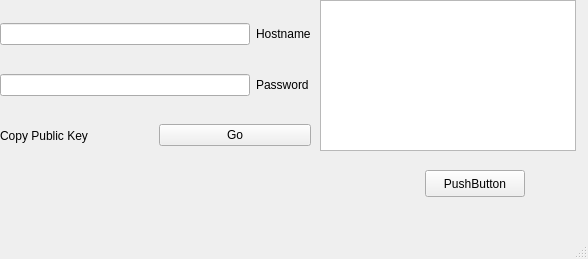
The window that sshConfig.ui (Ciunas/MotionSshConfig) describes before a commit, drawn with Qt 5.
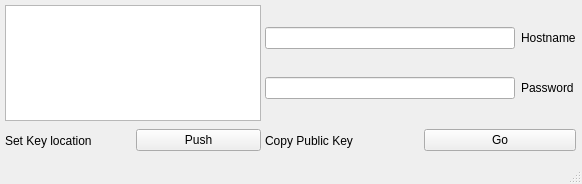
The same window after the commit.

Commit message: update GUi, copy key over(working), set location of public key

```diff
--- a/sshConfig.ui
+++ b/sshConfig.ui
@@ -6,19 +6,31 @@
    <rect>
     <x>0</x>
     <y>0</y>
-    <width>588</width>
-    <height>259</height>
+    <width>582</width>
+    <height>184</height>
    </rect>
   </property>
+  <property name="sizePolicy">
+   <sizepolicy hsizetype="Fixed" vsizetype="Fixed">
+    <horstretch>0</horstretch>
+    <verstretch>0</verstretch>
+   </sizepolicy>
+  </property>
   <property name="windowTitle">
    <string>MainWindow</string>
   </property>
   <widget class="QWidget" name="centralwidget">
+   <property name="sizePolicy">
+    <sizepolicy hsizetype="Fixed" vsizetype="Fixed">
+     <horstretch>0</horstretch>
+     <verstretch>0</verstretch>
+    </sizepolicy>
+   </property>
    <widget class="QWidget" name="horizontalLayoutWidget_2">
     <property name="geometry">
      <rect>
-      <x>0</x>
-      <y>120</y>
+      <x>265</x>
+      <y>125</y>
       <width>311</width>
       <height>31</height>
      </rect>
@@ -43,10 +55,10 @@
    <widget class="QWidget" name="gridLayoutWidget">
     <property name="geometry">
      <rect>
-      <x>0</x>
-      <y>0</y>
+      <x>265</x>
+      <y>5</y>
       <width>311</width>
-      <height>121</height>
+      <height>116</height>
      </rect>
     </property>
     <layout class="QGridLayout" name="gridLayout">
@@ -79,25 +91,38 @@
    <widget class="QListWidget" name="listWidget">
     <property name="geometry">
      <rect>
-      <x>320</x>
-      <y>0</y>
+      <x>5</x>
+      <y>5</y>
       <width>256</width>
-      <height>151</height>
+      <height>116</height>
      </rect>
     </property>
    </widget>
-   <widget class="QPushButton" name="pushButton">
+   <widget class="QWidget" name="horizontalLayoutWidget">
     <property name="geometry">
      <rect>
-      <x>425</x>
-      <y>170</y>
-      <width>100</width>
-      <height>27</height>
+      <x>5</x>
+      <y>125</y>
+      <width>256</width>
+      <height>31</height>
      </rect>
     </property>
-    <property name="text">
-     <string>PushButton</string>
-    </property>
+    <layout class="QHBoxLayout" name="horizontalLayout">
+     <item>
+      <widget class="QLabel" name="label_4">
+       <property name="text">
+        <string>Set Key location</string>
+       </property>
+      </widget>
+     </item>
+     <item>
+      <widget class="QPushButton" name="pushButton">
+       <property name="text">
+        <string>Push</string>
+       </property>
+      </widget>
+     </item>
+    </layout>
    </widget>
   </widget>
   <widget class="QMenuBar" name="menubar">
```
Left out of the diff: 8 changed lines with no effect on the pictures. The commit also changes 2 other files.
